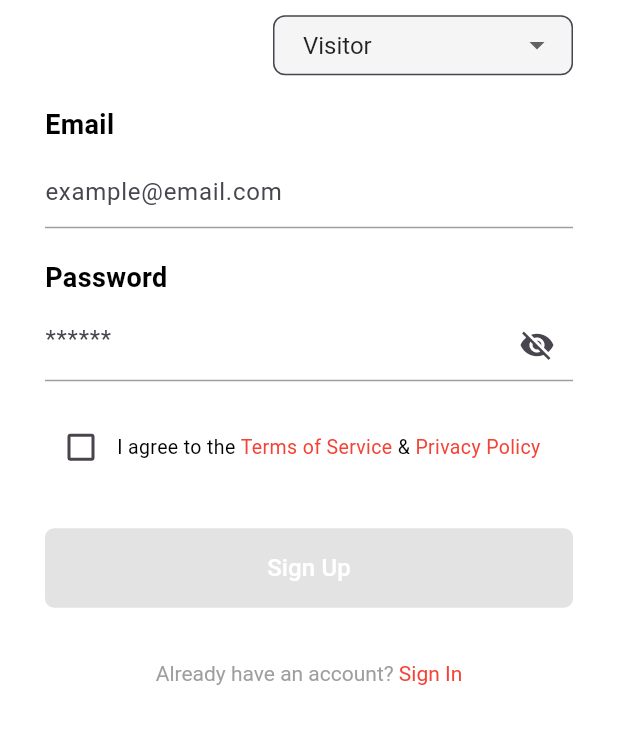
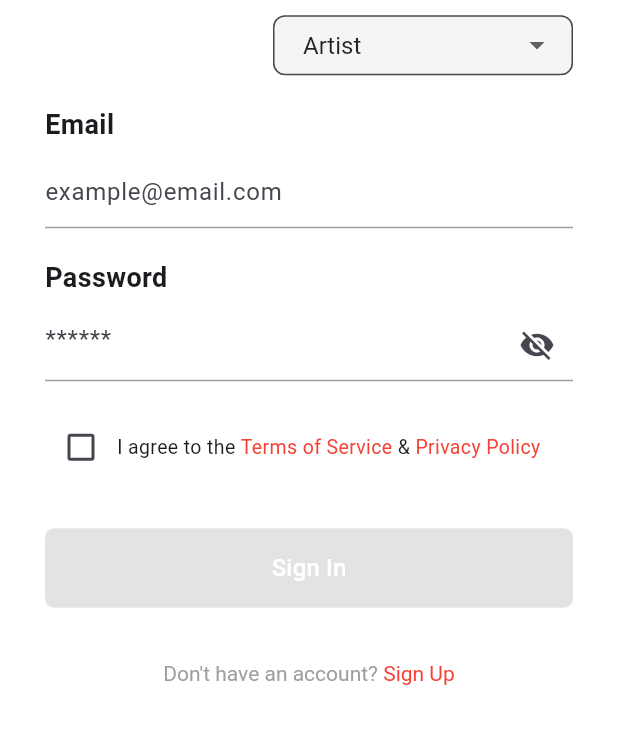
Before and after one commit to shamanth07/ArtHub_flutter, a Flutter app: the screen it shows after launch, on a phone screen of 412 x 824 dp, the part 413-1157 px from its top. Run offline on Flutter 3.47's test engine with Material 3 defaults, Android fonts, the phone set to English and light mode, and no system bars.

Commit message:
16 commit

```diff
--- a/lib/Artist/ArSignUp.dart
+++ b/lib/Artist/ArSignUp.dart
@@ -1,5 +1,10 @@
 import 'package:flutter/material.dart';
-import 'package:art_hub/Artist/ArLogin.dart';
+import 'package:art_hub/Artist/ArSignUp.dart';     // Artist Sign Up Page
+import 'package:art_hub/Visitor/SignUp.dart';     // Visitor Sign In Page
+import 'package:art_hub/Admin/AdLogin.dart';      // Admin Sign In Page
+import 'package:art_hub/Visitor/LogIn.dart';      // Visitor Login Page
+import 'package:art_hub/Artist/ArLogin.dart';     // Artist Login Page
+
 class ArSigninPage extends StatefulWidget {
   const ArSigninPage({super.key});
 
@@ -9,27 +14,55 @@ class ArSigninPage extends StatefulWidget {
 
 class _ArSigninPageState extends State<ArSigninPage> {
   final _formKey = GlobalKey<FormState>();
-
   final TextEditingController _emailController = TextEditingController();
   final TextEditingController _passwordController = TextEditingController();
 
   bool _obscurePassword = true;
-  bool _isAgreed = false; // Checkbox value
-  String _selectedRole = 'Visitor';
+  bool _isAgreed = false;
+  String _selectedRole = 'Artist';
   final List<String> _roles = ['Visitor', 'Artist', 'Admin'];
 
   void _togglePasswordVisibility() {
     setState(() => _obscurePassword = !_obscurePassword);
   }
 
+  void _navigateToRolePage(String role) {
+    Widget targetPage;
+
+    switch (role) {
+      case 'Visitor':
+        targetPage = SigninPage();
+        break;
+      case 'Artist':
+        targetPage = ArSigninPage();
+        break;
+      case 'Admin':
+        targetPage = AdSignupPage();
+        break;
+      default:
+        return;
+    }
+
+    Navigator.pushReplacement(
+      context,
+      MaterialPageRoute(builder: (context) => targetPage),
+    );
+  }
+
   void _submitForm() {
     if (_formKey.currentState!.validate()) {
       final email = _emailController.text.trim();
       final password = _passwordController.text.trim();
-      final role = _selectedRole;
 
-      print("Email: $email | Password: $password | Role: $role");
-      // Add Firebase or backend signup logic here
+      if (!_isAgreed) {
+        ScaffoldMessenger.of(context).showSnackBar(
+          const SnackBar(content: Text('You must agree to the terms to continue')),
+        );
+        return;
+      }
+
+      // Proceed with sign-in logic here
+      print("Email: $email | Password: $password | Role: $_selectedRole");
     }
   }
 
@@ -45,13 +78,9 @@ class _ArSigninPageState extends State<ArSigninPage> {
               key: _formKey,
               child: Column(
                 children: [
-                  Image.asset(
-                    'assets/images/arthub_logo.png',
-                    height: 200,
-                  ),
+                  Image.asset('assets/images/arthub_logo.png', height: 200),
                   const SizedBox(height: 10),
 
-                  /// 👇 Role Dropdown (Right-aligned)
                   Align(
                     alignment: Alignment.centerRight,
                     child: Container(
@@ -66,21 +95,19 @@ class _ArSigninPageState extends State<ArSigninPage> {
                           ),
                           filled: true,
                           fillColor: Colors.grey.shade100,
-                          contentPadding: const EdgeInsets.symmetric(horizontal: 16, vertical: 8),
+                          contentPadding:
+                          const EdgeInsets.symmetric(horizontal: 16, vertical: 8),
                         ),
-                        items: _roles
-                            .map((role) => DropdownMenuItem(
-                          value: role,
-                          child: Text(
-                            role,
-                            style: const TextStyle(fontSize: 16),
-                          ),
-                        ))
-                            .toList(),
+                        items: _roles.map((role) {
+                          return DropdownMenuItem(
+                            value: role,
+                            child: Text(role, style: const TextStyle(fontSize: 16)),
+                          );
+                        }).toList(),
                         onChanged: (value) {
-                          setState(() {
-                            _selectedRole = value!;
-                          });
+                          if (value != null && value != _selectedRole) {
+                            _navigateToRolePage(value);
+                          }
                         },
                         style: const TextStyle(color: Colors.black87),
                         dropdownColor: Colors.white,
@@ -89,16 +116,11 @@ class _ArSigninPageState extends State<ArSigninPage> {
                   ),
                   const SizedBox(height: 20),
 
-                  /// 👇 Email Field
                   Align(
                     alignment: Alignment.centerLeft,
                     child: const Text(
                       'Email',
-                      style: TextStyle(
-                        fontSize: 18,
-                        fontWeight: FontWeight.bold,
-                        color: Colors.black,
-                      ),
+                      style: TextStyle(fontSize: 18, fontWeight: FontWeight.bold),
                     ),
                   ),
                   const SizedBox(height: 8),
@@ -122,16 +144,11 @@ class _ArSigninPageState extends State<ArSigninPage> {
                   ),
                   const SizedBox(height: 20),
 
-                  /// 👇 Password Field
                   Align(
                     alignment: Alignment.centerLeft,
                     child: const Text(
                       'Password',
-                      style: TextStyle(
-                        fontSize: 18,
-                        fontWeight: FontWeight.bold,
-                        color: Colors.black,
-                      ),
+                      style: TextStyle(fontSize: 18, fontWeight: FontWeight.bold),
                     ),
                   ),
                   const SizedBox(height: 8),
@@ -153,68 +170,51 @@ class _ArSigninPageState extends State<ArSigninPage> {
                         onPressed: _togglePasswordVisibility,
                       ),
                     ),
-                    validator: (value) =>
-                    value!.length < 6 ? "Password must be at least 6 characters" : null,
+                    validator: (value) {
+                      if (value == null || value.length < 6) {
+                        return "Password must be at least 6 characters";
+                      }
+                      return null;
+                    },
                   ),
                   const SizedBox(height: 20),
 
-                  /// 👇 Checkbox: I agree to the terms and privacy policy (Horizontal)
                   Row(
                     children: [
                       Checkbox(
-
                         value: _isAgreed,
-
                         onChanged: (bool? newValue) {
-                          setState(() {
-                            _isAgreed = newValue!;
-
-                          });
+                          setState(() => _isAgreed = newValue ?? false);
                         },
                         activeColor: Colors.red,
                       ),
-                      const Text(
-                        "I agree to the ",
-                        style: TextStyle(color: Colors.black, fontSize: 13),
-                      ),
-                      const Text(
-                        "Terms of Service",
-                        style: TextStyle(color: Colors.red, fontSize: 13),
-                      ),
-                      const Text(
-                        " & ",
-                        style: TextStyle(color: Colors.black, fontSize: 13),
-                      ),
-                      const Text(
-                        "Privacy Policy",
-                        style: TextStyle(color: Colors.red, fontSize: 13),
-                      ),
+                      const Text("I agree to the ", style: TextStyle(fontSize: 13)),
+                      const Text("Terms of Service",
+                          style: TextStyle(color: Colors.red, fontSize: 13)),
+                      const Text(" & ", style: TextStyle(fontSize: 13)),
+                      const Text("Privacy Policy",
+                          style: TextStyle(color: Colors.red, fontSize: 13)),
                     ],
                   ),
                   const SizedBox(height: 30),
 
-                  /// 👇 Sign Up Button
                   SizedBox(
                     width: double.infinity,
                     child: ElevatedButton(
-                      onPressed: _isAgreed ? _submitForm : null, // Only enabled if agreed
+                      onPressed: _isAgreed ? _submitForm : null,
                       style: ElevatedButton.styleFrom(
-                        backgroundColor: Colors.black, // Explicitly setting the black color
+                        backgroundColor: Colors.black,
                         padding: const EdgeInsets.symmetric(vertical: 15),
                         shape: RoundedRectangleBorder(
                           borderRadius: BorderRadius.circular(6),
                         ),
-                        elevation: 3,
                       ),
-                      child: const Text(
-                        "Sign Up",
-                        style: TextStyle(fontSize: 16, color: Colors.white),
-                      ),
+                      child: const Text("Sign In",
+                          style: TextStyle(fontSize: 16, color: Colors.white)),
                     ),
                   ),
                   const SizedBox(height: 20),
 
-                  /// 👇 Already have an account? Sign In
                   Align(
                     alignment: Alignment.center,
                     child: TextButton(
@@ -223,20 +223,14 @@ class _ArSigninPageState extends State<ArSigninPage> {
                           context,
                           MaterialPageRoute(builder: (context) => ArSignupPage()),
                         );
-                        // Navigate to Sign In page
                       },
                       child: RichText(
-                        text: TextSpan(
-                          style: const TextStyle(color: Colors.grey), // Make the whole text grey
+                        text: const TextSpan(
+                          style: TextStyle(color: Colors.grey),
                           children: [
-                            const TextSpan(
-                              text: "Already have an account? ",
-                              style: TextStyle(color: Colors.grey), // Grey color for "Already have an account?"
-                            ),
-                            const TextSpan(
-                              text: "Sign In",
-                              style: TextStyle(color: Colors.red), // Red color for "Sign In"
-                            ),
+                            TextSpan(text: "Don't have an account? "),
+                            TextSpan(
+                                text: "Sign Up", style: TextStyle(color: Colors.red)),
                           ],
                         ),
                       ),
--- a/lib/main.dart
+++ b/lib/main.dart
@@ -4,6 +4,7 @@ import 'package:art_hub/Visitor/SignUp.dart';
 import 'Admin/AdLogin.dart';
 import 'Visitor/ForgetPassword.dart';
 import 'Artist/ArSignUp.dart';
+import 'Visitor/LogIn.dart';
 void main() {
   runApp(const MyApp());
 }
```
Also changed, not shown: lib/Admin/AdLogin.dart (+53 -44 lines), lib/Artist/ArLogin.dart (+55 -50 lines), lib/Visitor/LogIn.dart (+40 -21 lines), lib/Visitor/SignUp.dart (+56 -54 lines).
